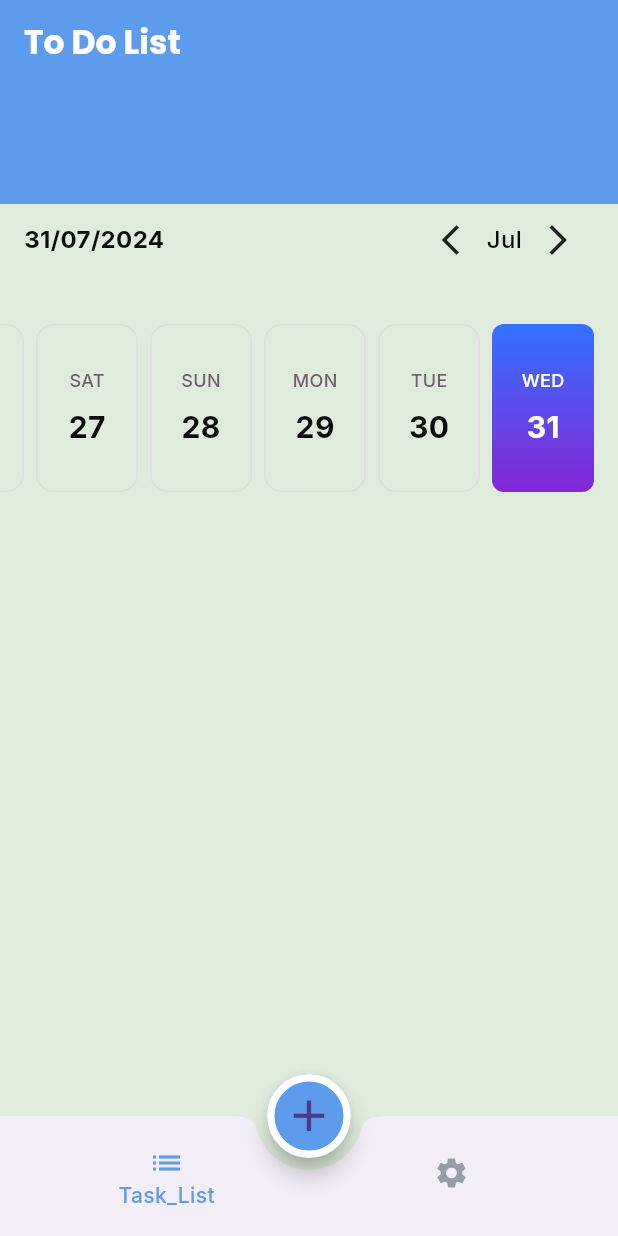
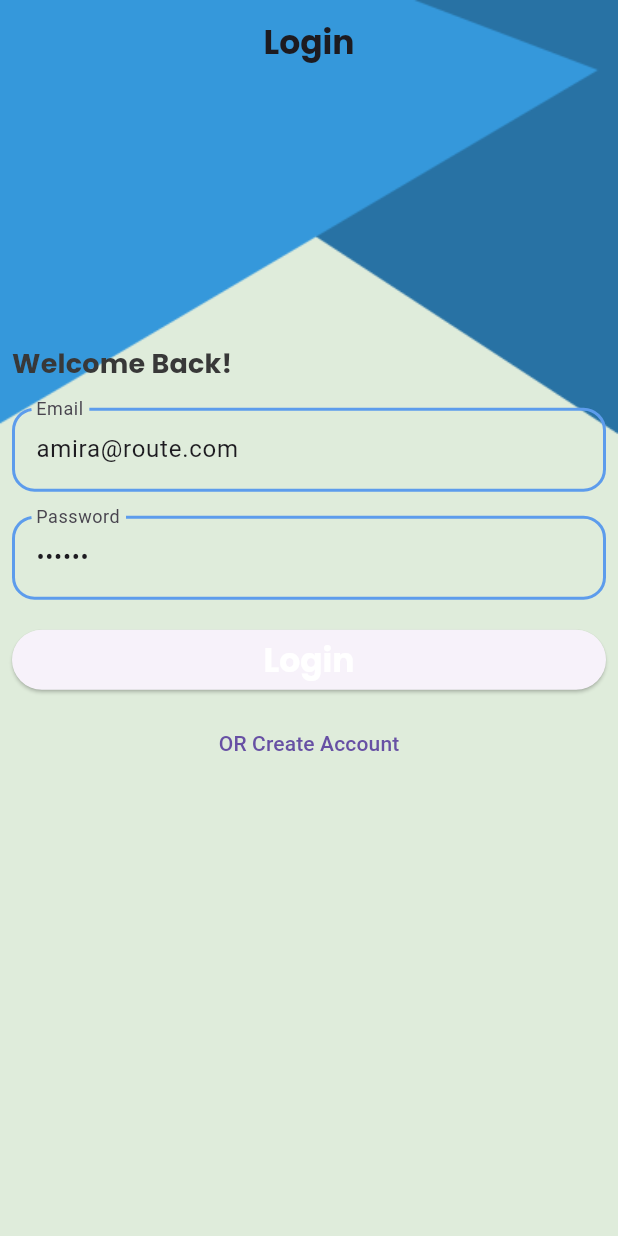
Before and after one commit to Amira-ElSafty/todo_app_sun3_c11, a Flutter app: the screen it shows after launch, on a phone screen of 412 x 824 dp. Run offline on Flutter 3.47's test engine with Material 3 defaults, Android fonts, the phone set to English and light mode, and no system bars; drawn by our look-alikes of easy_date_timeline; our stand-ins replace cloud_firestore, firebase_auth, firebase_core, flutter_slidable, google_fonts; accounts and stored records are empty.

```diff
--- /dev/null
+++ b/lib/auth/custom_text_form_field.dart
@@ -0,0 +1,53 @@
+import 'package:flutter/material.dart';
+import 'package:flutter_app_todo_sun_c11/app_colors.dart';
+
+// typedef MyValidator = String? Function(String?);
+
+class CustomTextFormField extends StatelessWidget {
+  String label;
+
+  String? Function(String?) validator;
+
+  TextEditingController controller;
+
+  TextInputType keyboardType;
+
+  bool obscureText;
+
+  CustomTextFormField(
+      {required this.label,
+      required this.validator,
+      required this.controller,
+      this.keyboardType = TextInputType.text,
+      this.obscureText = false});
+
+  @override
+  Widget build(BuildContext context) {
+    return Padding(
+      padding: const EdgeInsets.all(8.0),
+      child: TextFormField(
+        decoration: InputDecoration(
+            errorMaxLines: 2,
+            enabledBorder: OutlineInputBorder(
+                borderRadius: BorderRadius.circular(15),
+                borderSide:
+                    BorderSide(color: AppColors.primaryColor, width: 2)),
+            focusedBorder: OutlineInputBorder(
+                borderRadius: BorderRadius.circular(15),
+                borderSide:
+                    BorderSide(color: AppColors.primaryColor, width: 2)),
+            errorBorder: OutlineInputBorder(
+                borderRadius: BorderRadius.circular(15),
+                borderSide: BorderSide(color: AppColors.redColor, width: 2)),
+            focusedErrorBorder: OutlineInputBorder(
+                borderRadius: BorderRadius.circular(15),
+                borderSide: BorderSide(color: AppColors.redColor, width: 2)),
+            labelText: label),
+        validator: validator,
+        controller: controller,
+        keyboardType: keyboardType,
+        obscureText: obscureText,
+      ),
+    );
+  }
+}
--- /dev/null
+++ b/lib/auth/login/login_screen.dart
@@ -0,0 +1,169 @@
+import 'package:firebase_auth/firebase_auth.dart';
+import 'package:flutter/material.dart';
+import 'package:flutter_app_todo_sun_c11/app_colors.dart';
+import 'package:flutter_app_todo_sun_c11/auth/custom_text_form_field.dart';
+import 'package:flutter_app_todo_sun_c11/auth/register/register_screen.dart';
+import 'package:flutter_app_todo_sun_c11/dialog_utils.dart';
+import 'package:flutter_app_todo_sun_c11/home/home_screen.dart';
+
+class LoginScreen extends StatelessWidget {
+  static const String routeName = 'login_screen';
+  TextEditingController emailController =
+      TextEditingController(text: 'amira@route.com');
+  TextEditingController passwordController =
+      TextEditingController(text: '123456');
+  var formKey = GlobalKey<FormState>();
+
+  @override
+  Widget build(BuildContext context) {
+    return Stack(
+      children: [
+        Container(
+            color: AppColors.backgroundLightColor,
+            child: Image.asset(
+              'assets/images/main_background.png',
+              width: double.infinity,
+              height: double.infinity,
+              fit: BoxFit.fill,
+            )),
+        Scaffold(
+          backgroundColor: Colors.transparent,
+          appBar: AppBar(
+            title: Text('Login'),
+            centerTitle: true,
+            backgroundColor: Colors.transparent,
+            elevation: 0,
+          ),
+          body: Form(
+            key: formKey,
+            child: SingleChildScrollView(
+              child: Column(
+                crossAxisAlignment: CrossAxisAlignment.stretch,
+                children: [
+                  SizedBox(
+                    height: MediaQuery.of(context).size.height * 0.2,
+                  ),
+                  Padding(
+                    padding: const EdgeInsets.all(8.0),
+                    child: Text(
+                      'Welcome Back!',
+                      style: Theme.of(context).textTheme.titleMedium,
+                    ),
+                  ),
+                  CustomTextFormField(
+                      label: 'Email',
+                      controller: emailController,
+                      keyboardType: TextInputType.emailAddress,
+                      validator: (text) {
+                        if (text == null || text.trim().isEmpty) {
+                          return 'Please enter Email.';
+                        }
+                        final bool emailValid = RegExp(
+                                r"^[a-zA-Z0-9.a-zA-Z0-9.!#$%&'*+-/=?^_`{|}~]+@[a-zA-Z0-9]+\.[a-zA-Z]+")
+                            .hasMatch(text);
+                        if (!emailValid) {
+                          return 'Please enter valid Email.';
+                        }
+                        return null;
+                      }),
+                  CustomTextFormField(
+                      label: 'Password',
+                      controller: passwordController,
+                      keyboardType: TextInputType.number,
+                      obscureText: true,
+                      validator: (text) {
+                        if (text == null || text.trim().isEmpty) {
+                          return 'Please enter Password.';
+                        }
+                        if (text.length < 6) {
+                          return 'Password should be at least 6 chars.';
+                        }
+                        return null;
+                      }),
+                  Padding(
+                    padding: const EdgeInsets.all(8.0),
+                    child: ElevatedButton(
+                        onPressed: () {
+                          login(context);
+                        },
+                        child: Text(
+                          'Login',
+                          style: Theme.of(context).textTheme.titleLarge,
+                        )),
+                  ),
+                  TextButton(
+                      onPressed: () {
+                        Navigator.of(context)
+                            .pushNamed(RegisterScreen.routeName);
+                      },
+                      child: Text('OR Create Account'))
+                ],
+              ),
+            ),
+          ),
+        ),
+      ],
+    );
+  }
+
+  void login(BuildContext context) async {
+    if (formKey.currentState?.validate() == true) {
+      //todo: showLoading
+      DialogUtils.showLoading(context: context, message: 'Waiting....');
+      try {
+        final credential = await FirebaseAuth.instance
+            .signInWithEmailAndPassword(
+                email: emailController.text, password: passwordController.text);
+        //todo: hideLoading
+        DialogUtils.hideLoading(context);
+        //todo: showMessage
+        DialogUtils.showMessage(
+            context: context,
+            content: 'Login Successfully',
+            title: 'Success',
+            posActionName: 'Ok',
+            posAction: () {
+              Navigator.of(context).pushNamed(HomeScreen.routeName);
+            });
+        print('login scuccessfully');
+        print(credential.user?.uid ?? '');
+      } on FirebaseAuthException catch (e) {
+        if (e.code == 'invalid-credential') {
+          //todo: hideLoading
+          DialogUtils.hideLoading(context);
+          //todo: showMessage
+          DialogUtils.showMessage(
+              context: context,
+              content:
+                  'The supplied auth credential is incorrect, malformed or has expired.',
+              title: 'Error',
+              posActionName: 'Ok');
+          print(
+            'The supplied auth credential is incorrect, malformed or has expired.',
+          );
+        } else if (e.code == 'network-request-failed') {
+          //todo: hideLoading
+          DialogUtils.hideLoading(context);
+          //todo: showMessage
+          DialogUtils.showMessage(
+              context: context,
+              content:
+                  ' A network error (such as timeout, interrupted connection or unreachable host) has occurred',
+              title: 'Error',
+              posActionName: 'Ok');
+          print('The account already exists for that email.');
+        }
+      } catch (e) {
+        //todo: hideLoading
+        DialogUtils.hideLoading(context);
+        //todo: showMessage
+        DialogUtils.showMessage(
+            context: context,
+            content: e.toString(),
+            title: 'Error',
+            posActionName: 'Ok');
+        print(e.toString());
+      }
+    }
+  }
+}
--- a/lib/main.dart
+++ b/lib/main.dart
@@ -3,6 +3,8 @@ import 'dart:io';
 import 'package:cloud_firestore/cloud_firestore.dart';
 import 'package:firebase_core/firebase_core.dart';
 import 'package:flutter/material.dart';
+import 'package:flutter_app_todo_sun_c11/auth/login/login_screen.dart';
+import 'package:flutter_app_todo_sun_c11/auth/register/register_screen.dart';
 import 'package:flutter_app_todo_sun_c11/home/home_screen.dart';
 import 'package:flutter_app_todo_sun_c11/my_theme_data.dart';
 import 'package:flutter_app_todo_sun_c11/provider/list_provider.dart';
@@ -30,9 +32,11 @@ class MyApp extends StatelessWidget {
   Widget build(BuildContext context) {
     return MaterialApp(
       debugShowCheckedModeBanner: false,
-      initialRoute: HomeScreen.routeName,
+      initialRoute: LoginScreen.routeName,
       routes: {
         HomeScreen.routeName: (context) => HomeScreen(),
+        RegisterScreen.routeName: (context) => RegisterScreen(),
+        LoginScreen.routeName: (context) => LoginScreen(),
       },
       theme: MyThemeData.lightTheme,
     );
--- a/pubspec.yaml
+++ b/pubspec.yaml
@@ -41,6 +41,7 @@ dependencies:
   easy_date_timeline: ^1.1.3
   flutter_slidable: ^3.1.1
   provider: ^6.1.2
+  firebase_auth: ^4.16.0
 
 dev_dependencies:
   flutter_test:
@@ -65,7 +66,8 @@ flutter:
   uses-material-design: true
 
   # To add assets to your application, add an assets section, like this:
-  # assets:
+  assets:
+    - assets/images/
   #   - images/a_dot_burr.jpeg
   #   - images/a_dot_ham.jpeg
 
```
Also changed, not shown: lib/auth/register/register_screen.dart (added, +191 -0 lines), lib/dialog_utils.dart (added, +69 -0 lines), assets/images/2.0x/main_background@2x.png (added), assets/images/3.0x/main_background@3x.png (added), assets/images/main_background.png (added), pubspec.lock, 2 other files.
